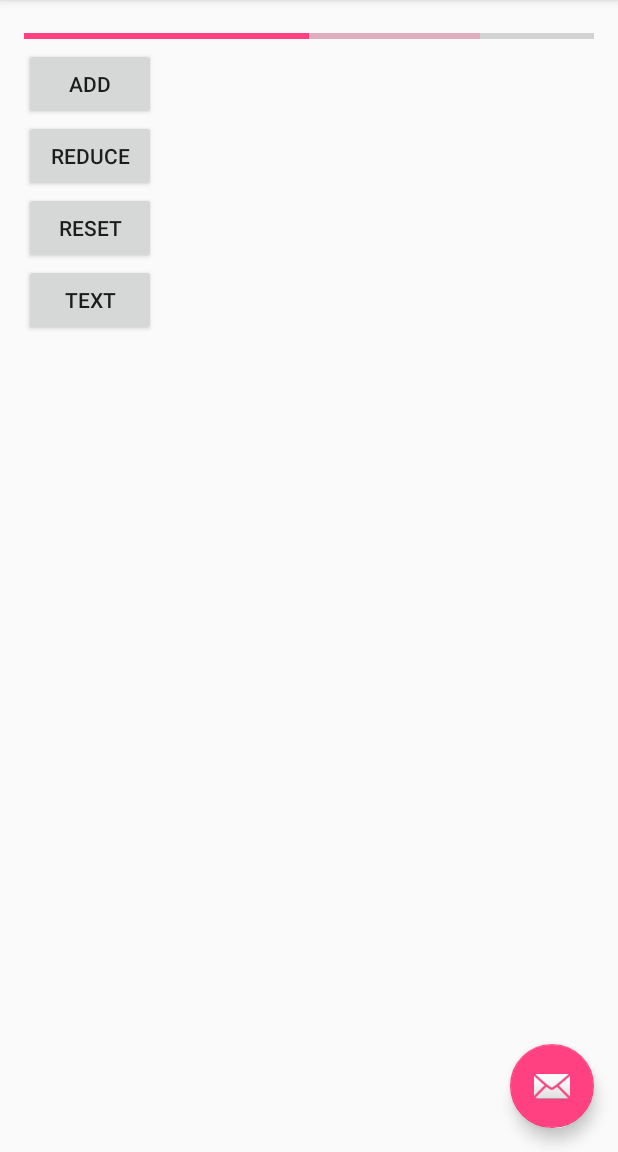
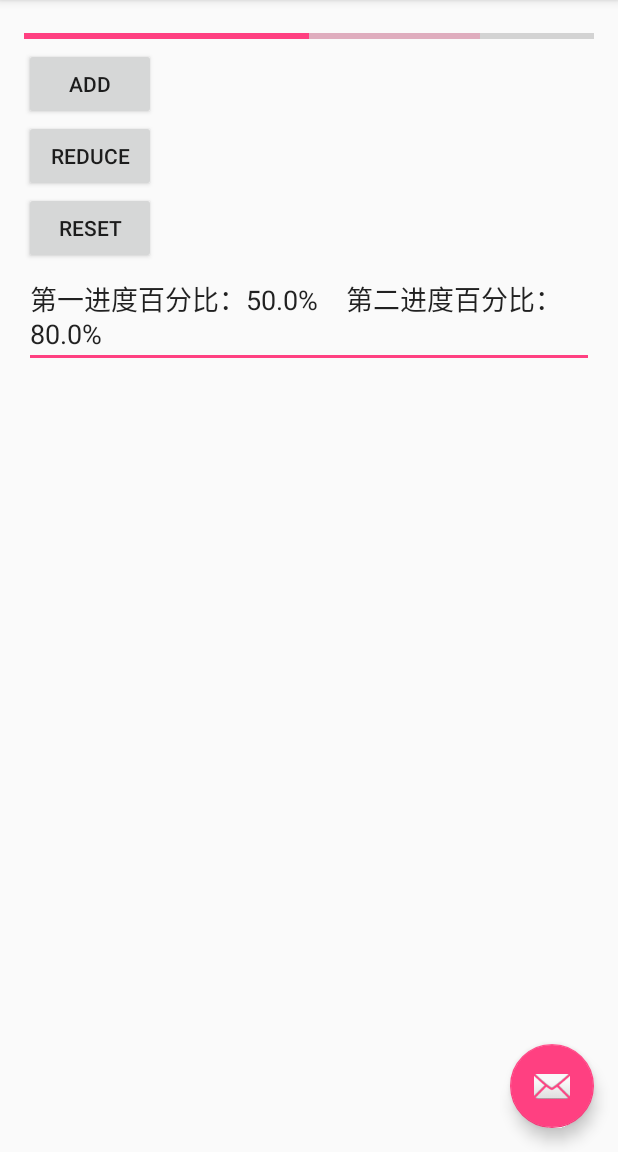
Before and after one commit to sora003/ProgressBar, an Android app: the screen it shows after launch (MainActivity), on a phone screen of 412 x 824 dp, the part 84-1236 px from its top. Run offline under Robolectric (Android 15) with nearby library versions, the phone set to English and light mode, and no system bars.

Commit message:
Added Basic ProgressBar

```diff
--- a/app/src/main/java/com/sora/progressbar/MainActivity.java
+++ b/app/src/main/java/com/sora/progressbar/MainActivity.java
@@ -8,9 +8,20 @@ import android.support.v7.widget.Toolbar;
 import android.view.View;
 import android.view.Menu;
 import android.view.MenuItem;
+import android.view.View.OnClickListener;
+import android.view.Window;
+import android.widget.Button;
+import android.widget.EditText;
+import android.widget.ProgressBar;
+import android.widget.TextView;
 
 public class MainActivity extends AppCompatActivity {
 
+    private Button add;
+    private Button reduce;
+    private Button reset;
+    private ProgressBar progressBar;
+    private EditText editText;
     @Override
     protected void onCreate(Bundle savedInstanceState) {
         super.onCreate(savedInstanceState);
@@ -19,14 +30,47 @@ public class MainActivity extends AppCompatActivity {
         setSupportActionBar(toolbar);
 
         FloatingActionButton fab = (FloatingActionButton) findViewById(R.id.fab);
-        fab.setOnClickListener(new View.OnClickListener() {
+        fab.setOnClickListener(new OnClickListener() {
             @Override
             public void onClick(View view) {
                 Snackbar.make(view, "Replace with your own action", Snackbar.LENGTH_LONG)
                         .setAction("Action", null).show();
             }
         });
+        init();
+        add.setOnClickListener(new MyOnClickListener() {
+            @Override
+            public void onClick(View v) {
+                super.onClick(v);
+            }
+        });
+        reduce.setOnClickListener(new MyOnClickListener(){
+            @Override
+            public void onClick(View v) {
+                super.onClick(v);
+            }
+        });
+        reset.setOnClickListener(new MyOnClickListener(){
+            @Override
+            public void onClick(View v) {
+                super.onClick(v);
+            }
+        });
     }
+
+    private void init() {
+        progressBar = (ProgressBar) findViewById(R.id.progressBar);
+        add = (Button) findViewById(R.id.add);
+        reduce = (Button) findViewById(R.id.reduce);
+        reset = (Button) findViewById(R.id.reset);
+        editText = (EditText) findViewById(R.id.editText);
+        int first = progressBar.getProgress();
+        int second = progressBar.getSecondaryProgress();
+        int max = progressBar.getMax();
+        editText.setText("第一进度百分比："+(int)first/(float)max*100+"%    第二进度百分比："+(int)second/(float)max*100+"%");
+
+    }
+
 
     @Override
     public boolean onCreateOptionsMenu(Menu menu) {
@@ -49,4 +93,30 @@ public class MainActivity extends AppCompatActivity {
 
         return super.onOptionsItemSelected(item);
     }
+
+
+    private class MyOnClickListener implements OnClickListener {
+        @Override
+        public void onClick(View v) {
+            switch (v.getId()){
+                case R.id.add:{
+                    progressBar.incrementProgressBy(10);
+                    progressBar.incrementSecondaryProgressBy(10);
+                    break;
+                }
+                case R.id.reduce:{
+                    progressBar.incrementProgressBy(-10);
+                    progressBar.incrementSecondaryProgressBy(-10);
+                    break;
+                }
+                case R.id.reset:{
+                    progressBar.setProgress(50);
+                    progressBar.setSecondaryProgress(80);
+                    break;
+                }
+            }
+            editText.setText("第一进度百分比："+(int)(progressBar.getProgress()/(float)progressBar.getMax()*100)+
+                    "%    第二进度百分比："+(int)(progressBar.getSecondaryProgress()/(float)progressBar.getMax()*100)+"%");
+        }
+    }
 }
--- a/app/src/main/res/layout/content_main.xml
+++ b/app/src/main/res/layout/content_main.xml
@@ -40,10 +40,11 @@
         android:text="reset"
         android:id="@+id/reset" />
 
-    <Button
-        android:layout_width="wrap_content"
+    <EditText
+        android:layout_width="match_parent"
         android:layout_height="wrap_content"
-        android:text="text"
-        android:id="@+id/text" />
+        android:editable="false"
+        android:id="@+id/editText" />
+
 
 </LinearLayout>
```
